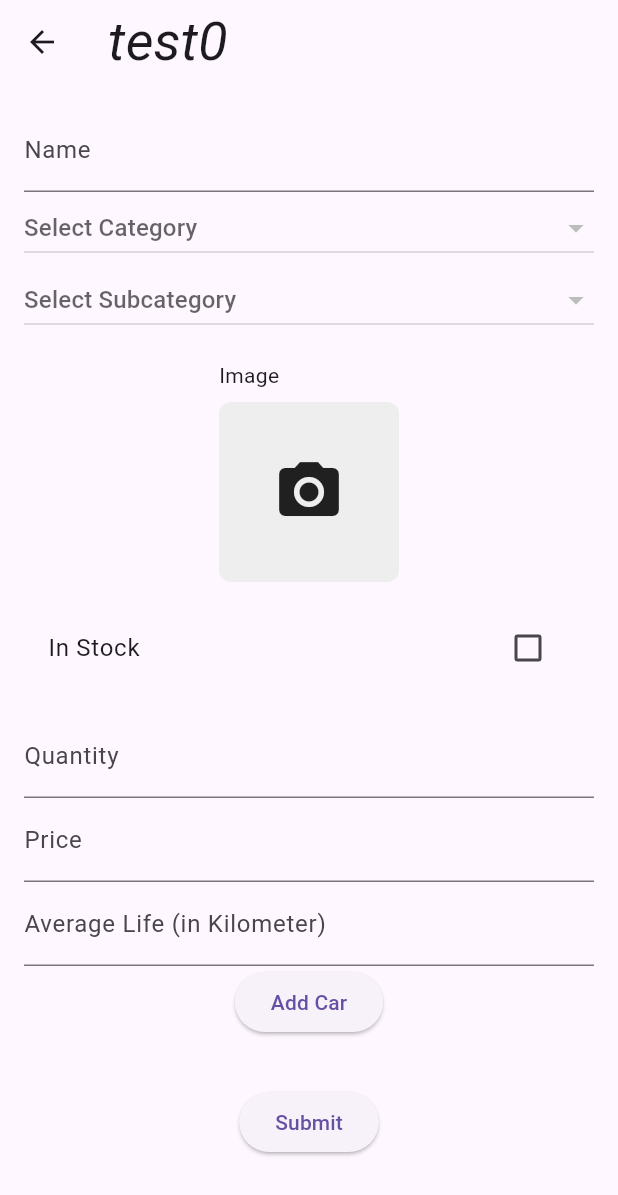
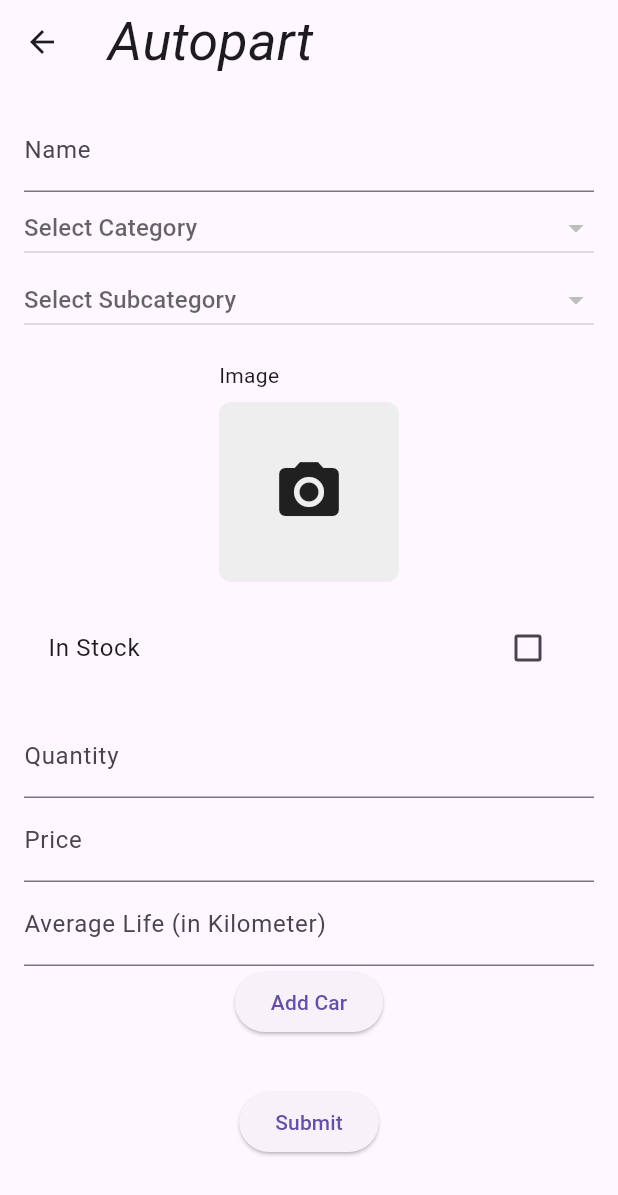
Before and after one commit to shahbazgondalnew/autokaar, a Flutter app: the AddAutopartScreen screen opened directly with empty values, on a phone screen of 412 x 824 dp. Shown: the top 1195 px of the screen. Run offline on Flutter 3.47's test engine with Material 3 defaults, Android fonts, the phone set to English and light mode, and no system bars; our stand-ins replace cloud_firestore, firebase_auth, firebase_core, firebase_storage, flutter_local_notifications, flutter_widget_from_html and 5 more; missing offline and left inert: maps_launcher; accounts and stored records are empty; Roboto replaces fonts that are missing (Hind).

Commit message:
Add autopart frontend updated

```diff
--- a/lib/mechanicMod/addAutoparts.dart
+++ b/lib/mechanicMod/addAutoparts.dart
@@ -88,7 +88,7 @@ class _AddAutopartScreenState extends State<AddAutopartScreen> {
   Widget build(BuildContext context) {
     return Scaffold(
       appBar: AppBar(
-        title: Text('test0'),
+        title: Text('Autopart'),
       ),
       body: SingleChildScrollView(
         child: Padding(
```
